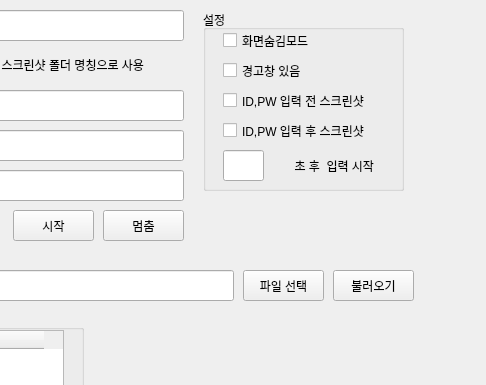
The window that c_program/e_program/lib/main.ui (oseongryu/python) describes before a commit, drawn with Qt 5; both pictures show x 277 to 763 and y 0 to 385 of the 763 by 685 pixel window.
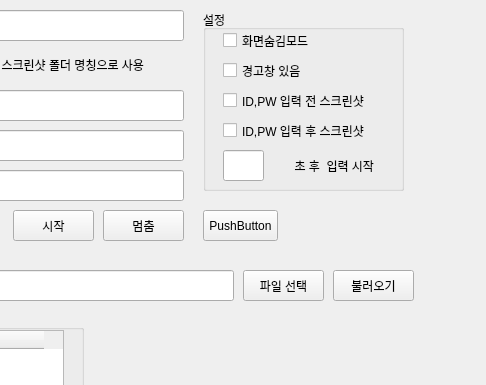
The same window after the commit.

```diff
--- a/c_program/e_program/lib/main.ui
+++ b/c_program/e_program/lib/main.ui
@@ -419,6 +419,19 @@
      <set>Qt::AlignRight|Qt::AlignTrailing|Qt::AlignVCenter</set>
     </property>
    </widget>
+   <widget class="QPushButton" name="pushButton_5">
+    <property name="geometry">
+     <rect>
+      <x>480</x>
+      <y>210</y>
+      <width>75</width>
+      <height>31</height>
+     </rect>
+    </property>
+    <property name="text">
+     <string>PushButton</string>
+    </property>
+   </widget>
   </widget>
   <widget class="QMenuBar" name="menubar">
    <property name="geometry">
```
